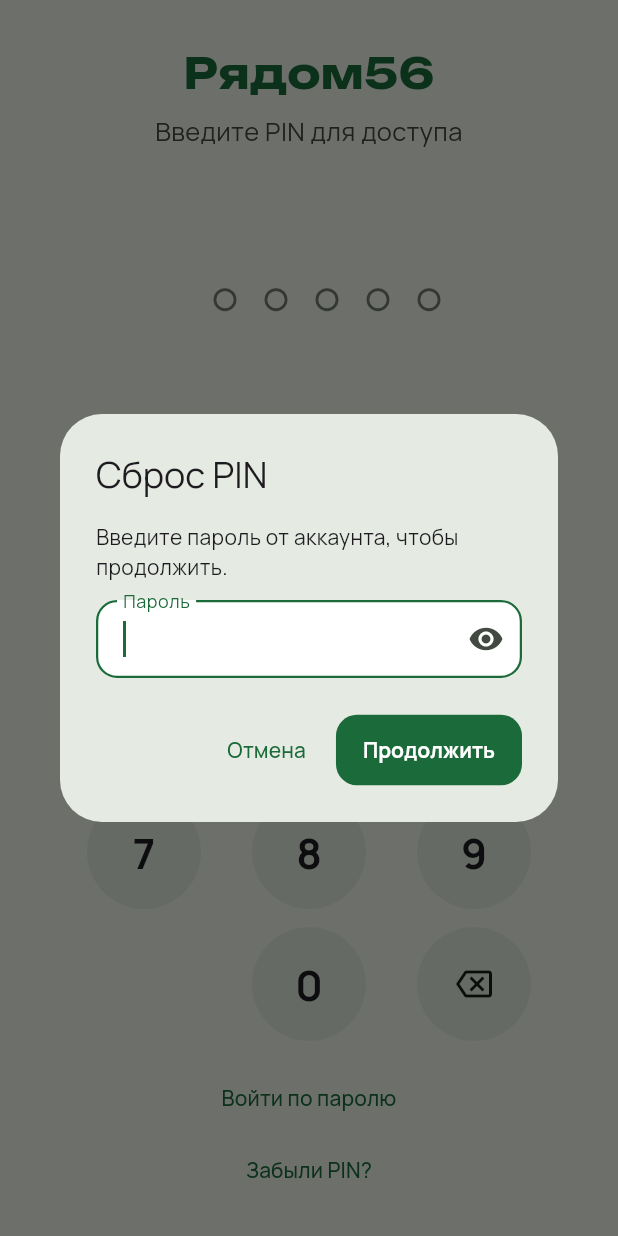
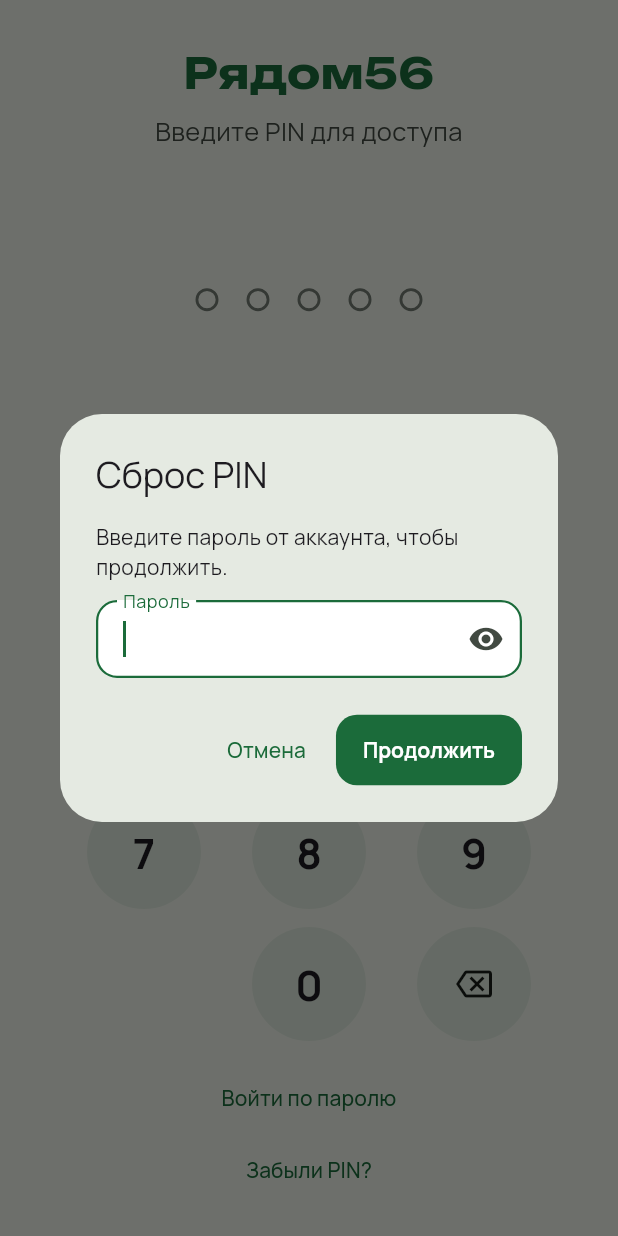
Before and after one commit to Restore2022/ryadom56, a Flutter app: the PinUnlockScreen screen opened directly, after a tap on "Забыли PIN?", on a phone screen of 412 x 824 dp. Run offline on Flutter 3.47's test engine with Material 3 defaults, Android fonts, the phone set to English and light mode, and no system bars; our stand-ins replace device_info_plus, firebase_core, firebase_messaging, flutter_local_notifications, geolocator, google_fonts and 6 more; missing offline and left inert: local_auth_android; accounts and stored records are empty; network calls fail.

Commit message:
Center the first biometric unlock screen so it no longer looks shifted left.
The long default button overflowed the column and a scale animation ran over the whole layout.

Co-authored-by: Cursor <cursoragent@cursor.com>

```diff
--- a/mobile/lib/screens/pin_unlock_screen.dart
+++ b/mobile/lib/screens/pin_unlock_screen.dart
@@ -26,7 +26,7 @@ class _PinUnlockScreenState extends State<PinUnlockScreen> with TickerProviderSt
   bool _bioEnabled = false;
   bool _bioAvailable = false;
   bool _showPinPad = true;
-  String _bioButton = 'Войти по отпечатку или лицу';
+  String _bioButton = 'Войти по отпечатку';
   IconData _bioIcon = Icons.fingerprint;
   late final AnimationController _shake;
   late final AnimationController _enter;
@@ -35,7 +35,11 @@ class _PinUnlockScreenState extends State<PinUnlockScreen> with TickerProviderSt
   void initState() {
     super.initState();
     _shake = AnimationController(vsync: this, duration: const Duration(milliseconds: 420));
-    _enter = AnimationController(vsync: this, duration: const Duration(milliseconds: 520))..forward();
+    _enter = AnimationController(vsync: this, duration: const Duration(milliseconds: 420))..forward();
+    final state = context.read<AppState>();
+    _bioEnabled = state.biometricsEnabled;
+    _bioAvailable = state.biometricsAvailable;
+    _showPinPad = !_bioEnabled;
     WidgetsBinding.instance.addPostFrameCallback((_) => _prepareBiometrics());
   }
 
@@ -52,19 +56,28 @@ class _PinUnlockScreenState extends State<PinUnlockScreen> with TickerProviderSt
     if (!mounted) return;
     final available = state.biometricsAvailable;
     final enabled = state.biometricsEnabled;
+    var button = _bioButton;
+    var icon = _bioIcon;
+    if (available) {
+      button = await BiometricService.buttonLabel();
+      icon = await BiometricService.icon();
+    }
+    if (!mounted) return;
     setState(() {
       _bioAvailable = available;
       _bioEnabled = enabled;
       _showPinPad = !enabled;
+      _bioButton = button;
+      _bioIcon = icon;
     });
-    if (available) {
-      _bioButton = await BiometricService.buttonLabel();
-      _bioIcon = await BiometricService.icon();
-      if (mounted) setState(() {});
+    if (_bioEnabled && mounted) {
+      if (_enter.isAnimating) {
+        await _enter.forward();
       }
-    if (_bioEnabled && mounted) {
-      await Future<void>.delayed(const Duration(milliseconds: 280));
-      if (mounted) await _unlockWithBiometrics();
+      await Future<void>.delayed(const Duration(milliseconds: 240));
+      if (mounted && !_showPinPad && (ModalRoute.of(context)?.isCurrent ?? true)) {
+        await _unlockWithBiometrics();
+      }
     }
   }
 
@@ -154,7 +167,6 @@ class _PinUnlockScreenState extends State<PinUnlockScreen> with TickerProviderSt
   Widget build(BuildContext context) {
     final scheme = Theme.of(context).colorScheme;
     final fade = CurvedAnimation(parent: _enter, curve: Curves.easeOutCubic);
-    final scale = Tween(begin: 0.94, end: 1.0).animate(fade);
     final subtitle = _bioEnabled && !_showPinPad
         ? 'Войдите по отпечатку или лицу.\nPIN — запасной способ.'
         : _bioEnabled
@@ -165,15 +177,15 @@ class _PinUnlockScreenState extends State<PinUnlockScreen> with TickerProviderSt
       body: SafeArea(
         child: FadeTransition(
           opacity: fade,
-          child: ScaleTransition(
-            scale: scale,
           child: Padding(
             padding: const EdgeInsets.symmetric(horizontal: 24, vertical: 16),
             child: Column(
+              crossAxisAlignment: CrossAxisAlignment.stretch,
               children: [
                 const SizedBox(height: 12),
                 Text(
                   'Рядом56',
+                  textAlign: TextAlign.center,
                   style: GoogleFonts.unbounded(
                     fontSize: 28,
                     fontWeight: FontWeight.w700,
@@ -186,10 +198,14 @@ class _PinUnlockScreenState extends State<PinUnlockScreen> with TickerProviderSt
                   textAlign: TextAlign.center,
                   style: GoogleFonts.manrope(fontSize: 17, height: 1.3, color: scheme.onSurfaceVariant),
                 ),
-                  const Spacer(flex: 2),
-                  if (_bioEnabled && !_showPinPad) ...[
-                    const Spacer(flex: 1),
-                    Material(
+                Expanded(
+                  child: _bioEnabled && !_showPinPad
+                      ? Column(
+                          mainAxisAlignment: MainAxisAlignment.center,
+                          crossAxisAlignment: CrossAxisAlignment.stretch,
+                          children: [
+                            Center(
+                              child: Material(
                                 color: scheme.primary.withValues(alpha: 0.12),
                                 shape: const CircleBorder(),
                                 child: InkWell(
@@ -202,12 +218,13 @@ class _PinUnlockScreenState extends State<PinUnlockScreen> with TickerProviderSt
                                   ),
                                 ),
                               ),
-                    const SizedBox(height: 18),
+                            ),
+                            const SizedBox(height: 20),
                             FilledButton(
                               onPressed: _busy ? null : _unlockWithBiometrics,
-                      child: Text(_bioButton),
+                              child: Text(_bioButton, textAlign: TextAlign.center),
                             ),
-                    const Spacer(flex: 3),
+                            const SizedBox(height: 8),
                             TextButton(
                               onPressed: _busy
                                   ? null
@@ -217,10 +234,15 @@ class _PinUnlockScreenState extends State<PinUnlockScreen> with TickerProviderSt
                                       }),
                               child: const Text('Ввести PIN'),
                             ),
-                  ] else ...[
+                          ],
+                        )
+                      : Column(
+                          children: [
+                            const Spacer(flex: 2),
                             AnimatedBuilder(
                               animation: _shake,
                               builder: (context, child) {
+                                if (_shake.value == 0) return child!;
                                 final t = Curves.elasticIn.transform(_shake.value);
                                 final dx = (1 - t) * 12 * ((_shake.value * 8).floor().isEven ? 1 : -1);
                                 return Transform.translate(offset: Offset(dx, 0), child: child);
@@ -229,7 +251,11 @@ class _PinUnlockScreenState extends State<PinUnlockScreen> with TickerProviderSt
                             ),
                             if (_error != null) ...[
                               const SizedBox(height: 14),
-                      Text(_error!, style: TextStyle(color: scheme.error, fontWeight: FontWeight.w600)),
+                              Text(
+                                _error!,
+                                textAlign: TextAlign.center,
+                                style: TextStyle(color: scheme.error, fontWeight: FontWeight.w600),
+                              ),
                             ],
                             const Spacer(flex: 3),
                             _UnlockPad(
@@ -242,7 +268,7 @@ class _PinUnlockScreenState extends State<PinUnlockScreen> with TickerProviderSt
                             if (_bioEnabled)
                               TextButton(
                                 onPressed: _busy ? null : _unlockWithBiometrics,
-                        child: Text(_bioButton),
+                                child: Text(_bioButton, textAlign: TextAlign.center),
                               ),
                             if (_bioAvailable && !_bioEnabled)
                               TextButton(
@@ -253,9 +279,11 @@ class _PinUnlockScreenState extends State<PinUnlockScreen> with TickerProviderSt
                                         if (!mounted) return;
                                         await _prepareBiometrics();
                                       },
-                        child: const Text('Включить отпечаток или лицо'),
+                                child: const Text('Включить отпечаток или лицо', textAlign: TextAlign.center),
                               ),
                           ],
+                        ),
+                ),
                 TextButton(
                   onPressed: _busy ? null : _usePassword,
                   child: const Text('Войти по паролю'),
@@ -267,7 +295,6 @@ class _PinUnlockScreenState extends State<PinUnlockScreen> with TickerProviderSt
                   ),
                 const SizedBox(height: 4),
               ],
-              ),
             ),
           ),
         ),
--- a/mobile/pubspec.yaml
+++ b/mobile/pubspec.yaml
@@ -1,7 +1,7 @@
 name: ryadom56
 description: Ryadom56 — Sakmarsky district app
 publish_to: "none"
-version: 0.24.0+37
+version: 0.24.1+38
 
 environment:
   sdk: ">=3.8.0 <4.0.0"
```
Also changed, not shown: 2 other files. Lines whose indentation alone changed are shown as unchanged.
